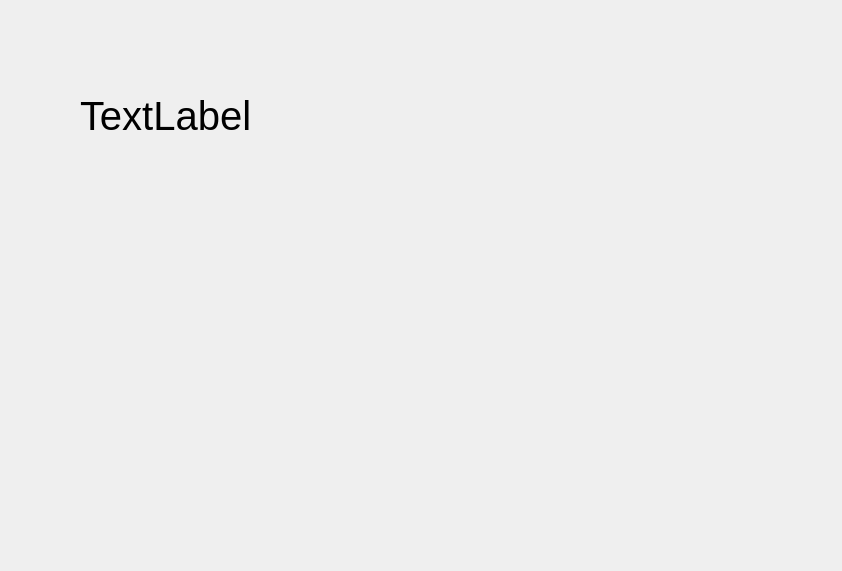
Qt form frontend/main_menu_window.ui (Hpkarjalainen/helppobankauto) before a commit.
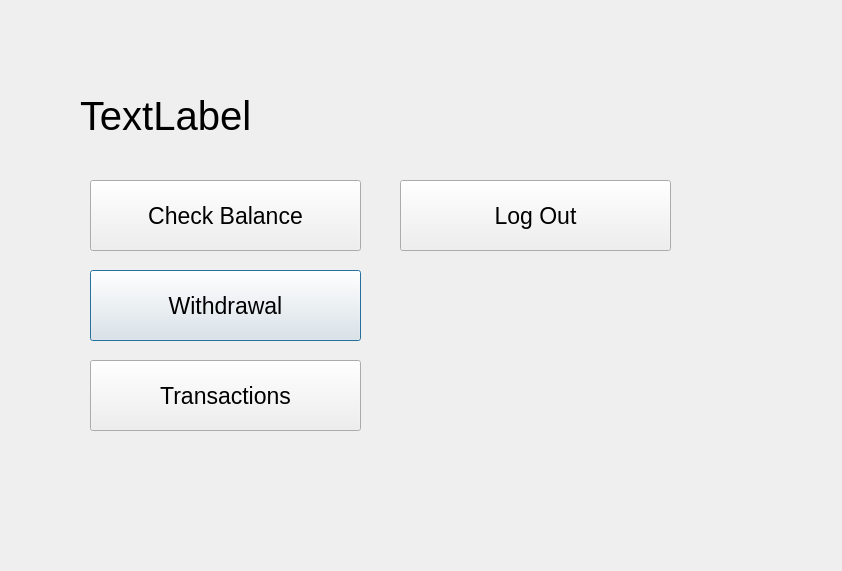
The same form after that commit.

Diff of the .ui file:
```diff
--- a/frontend/main_menu_window.ui
+++ b/frontend/main_menu_window.ui
@@ -36,6 +36,58 @@
     <string>TextLabel</string>
    </property>
   </widget>
+  <widget class="QPushButton" name="btn_withdrawal">
+   <property name="geometry">
+    <rect>
+     <x>90</x>
+     <y>270</y>
+     <width>271</width>
+     <height>71</height>
+    </rect>
+   </property>
+   <property name="text">
+    <string>Withdrawal</string>
+   </property>
+  </widget>
+  <widget class="QPushButton" name="btn_balance">
+   <property name="geometry">
+    <rect>
+     <x>90</x>
+     <y>180</y>
+     <width>271</width>
+     <height>71</height>
+    </rect>
+   </property>
+   <property name="text">
+    <string>Check Balance</string>
+   </property>
+  </widget>
+  <widget class="QPushButton" name="btn_transactions">
+   <property name="geometry">
+    <rect>
+     <x>90</x>
+     <y>360</y>
+     <width>271</width>
+     <height>71</height>
+    </rect>
+   </property>
+   <property name="text">
+    <string>Transactions</string>
+   </property>
+  </widget>
+  <widget class="QPushButton" name="btn_log_out">
+   <property name="geometry">
+    <rect>
+     <x>400</x>
+     <y>180</y>
+     <width>271</width>
+     <height>71</height>
+    </rect>
+   </property>
+   <property name="text">
+    <string>Log Out</string>
+   </property>
+  </widget>
  </widget>
  <resources/>
  <connections/>
```
